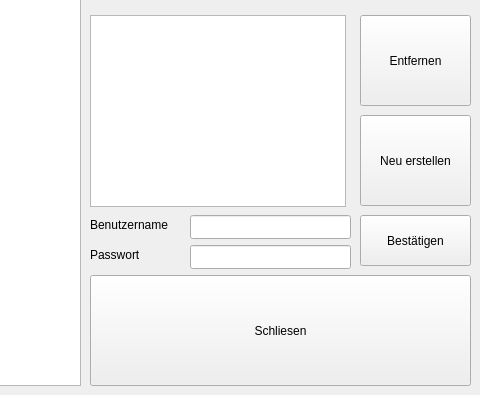
Above: widget.ui from JudgementMaxim/TCPServer before the change; both pictures show x 320 to 800 and y 205 to 600 of the 800 by 600 pixel window. Below: the same form after it.
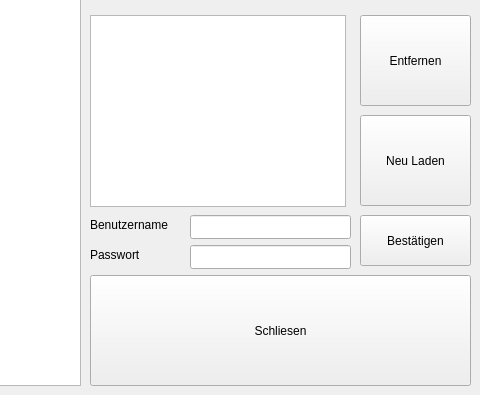
That is the form after the change.

Patch:
```diff
--- a/widget.ui
+++ b/widget.ui
@@ -105,7 +105,7 @@
     </rect>
    </property>
    <property name="text">
-    <string>Neu erstellen</string>
+    <string>Neu Laden</string>
    </property>
   </widget>
   <widget class="QLineEdit" name="lineEdit">
```
Left out of the diff: 22 changed lines with no effect on the pictures.
